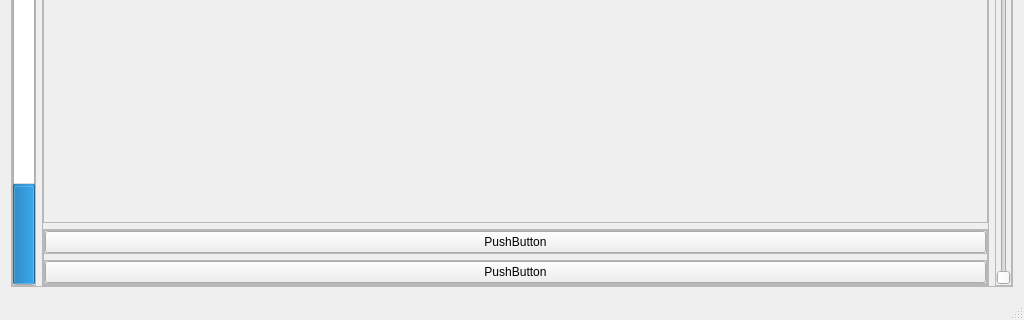
Before: the Qt Designer form src/ui/mainwindow.ui in GekkoFyre/small-world-deluxe, drawn with Qt 5; both pictures show x 0 to 1024 and y 448 to 768 of the 1024 by 768 pixel window.
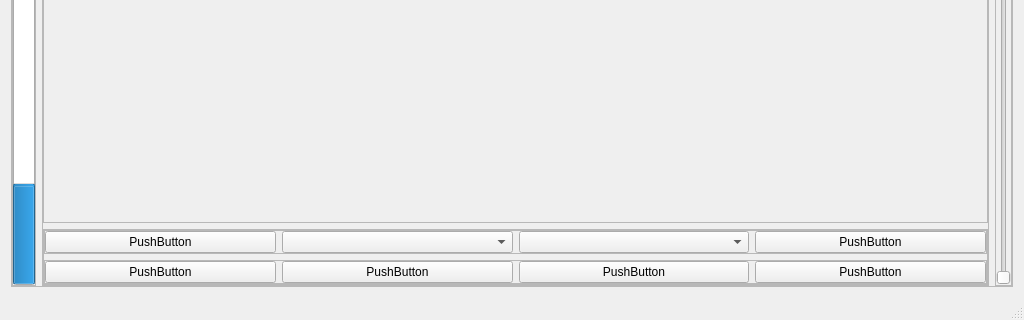
After: the same form once the commit is applied.

The edit to the form file:
```diff
--- a/src/ui/mainwindow.ui
+++ b/src/ui/mainwindow.ui
@@ -510,11 +510,40 @@
                  <number>0</number>
                 </property>
                 <item>
-                 <widget class="QPushButton" name="pushButton">
+                 <layout class="QHBoxLayout" name="horizontalLayout_6">
+                  <item>
+                   <widget class="QPushButton" name="pushButton_5">
                   <property name="text">
                    <string>PushButton</string>
                   </property>
                  </widget>
+                  </item>
+                 </layout>
+                </item>
+                <item>
+                 <layout class="QHBoxLayout" name="horizontalLayout_8">
+                  <item>
+                   <widget class="QComboBox" name="comboBox"/>
+                  </item>
+                 </layout>
+                </item>
+                <item>
+                 <layout class="QHBoxLayout" name="horizontalLayout_10">
+                  <item>
+                   <widget class="QComboBox" name="comboBox_2"/>
+                  </item>
+                 </layout>
+                </item>
+                <item>
+                 <layout class="QHBoxLayout" name="horizontalLayout_15">
+                  <item>
+                   <widget class="QPushButton" name="pushButton_6">
+                    <property name="text">
+                     <string>PushButton</string>
+                    </property>
+                   </widget>
+                  </item>
+                 </layout>
                 </item>
                </layout>
               </widget>
@@ -541,11 +570,48 @@
                  <number>0</number>
                 </property>
                 <item>
+                 <layout class="QHBoxLayout" name="horizontalLayout_7">
+                  <item>
+                   <widget class="QPushButton" name="pushButton_3">
+                    <property name="text">
+                     <string>PushButton</string>
+                    </property>
+                   </widget>
+                  </item>
+                 </layout>
+                </item>
+                <item>
+                 <layout class="QHBoxLayout" name="horizontalLayout_9">
+                  <item>
+                   <widget class="QPushButton" name="pushButton_4">
+                    <property name="text">
+                     <string>PushButton</string>
+                    </property>
+                   </widget>
+                  </item>
+                 </layout>
+                </item>
+                <item>
+                 <layout class="QHBoxLayout" name="horizontalLayout_11">
+                  <item>
                  <widget class="QPushButton" name="pushButton_2">
                   <property name="text">
                    <string>PushButton</string>
                   </property>
                  </widget>
+                  </item>
+                 </layout>
+                </item>
+                <item>
+                 <layout class="QHBoxLayout" name="horizontalLayout_16">
+                  <item>
+                   <widget class="QPushButton" name="pushButton">
+                    <property name="text">
+                     <string>PushButton</string>
+                    </property>
+                   </widget>
+                  </item>
+                 </layout>
                 </item>
                </layout>
               </widget>
```
Lines whose indentation alone changed are shown as unchanged.
